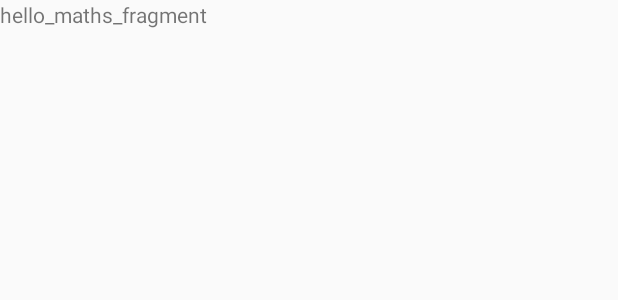
After one commit to mathi182/IMA_mini-projet, an Android app: the layout fragment_maths.xml on its own in the app's theme, with its tools: preview values and no code run, on a phone screen of 412 x 824 dp. The commit adds this screen. Shown: the top 300 px of the screen. Run offline under Robolectric (Android 15) with nearby library versions, the phone set to English and light mode, and no system bars.

Commit message:
Added maths fragment + its icons

```diff
--- /dev/null
+++ b/AlarmeDeluxe/app/src/main/res/layout/fragment_maths.xml
@@ -0,0 +1,14 @@
+<?xml version="1.0" encoding="utf-8"?>
+<FrameLayout xmlns:android="http://schemas.android.com/apk/res/android"
+    xmlns:tools="http://schemas.android.com/tools"
+    android:layout_width="match_parent"
+    android:layout_height="match_parent"
+    tools:context="ca.ulaval.ima.mp.alarmedeluxe.SettingsFragment">
+
+    <!-- TODO: Update blank fragment layout -->
+    <TextView
+        android:layout_width="match_parent"
+        android:layout_height="match_parent"
+        android:text="hello_maths_fragment" />
+
+</FrameLayout>
```
Also changed, not shown: AlarmeDeluxe/app/src/main/java/ca/ulaval/ima/mp/alarmedeluxe/MathsFragment.java (added, +15 -0 lines), AlarmeDeluxe/app/src/main/java/ca/ulaval/ima/mp/alarmedeluxe/PagerAdapter.java (+11 -3 lines), AlarmeDeluxe/app/src/main/res/drawable-hdpi/ic_tabs_maths.png (added), AlarmeDeluxe/app/src/main/res/drawable-mdpi/ic_tabs_maths.png (added), AlarmeDeluxe/app/src/main/res/drawable-xhdpi/ic_tabs_maths.png (added), AlarmeDeluxe/app/src/main/res/drawable-xxhdpi/ic_tabs_maths.png (added), 1 other file.
